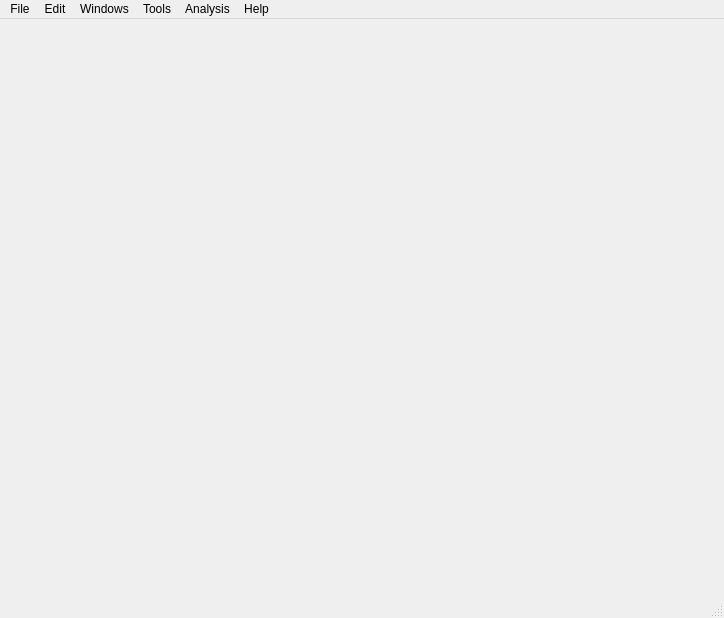
Old version of the form qt_ui/MainWindow.ui in the repository FilmColors/VIAN.
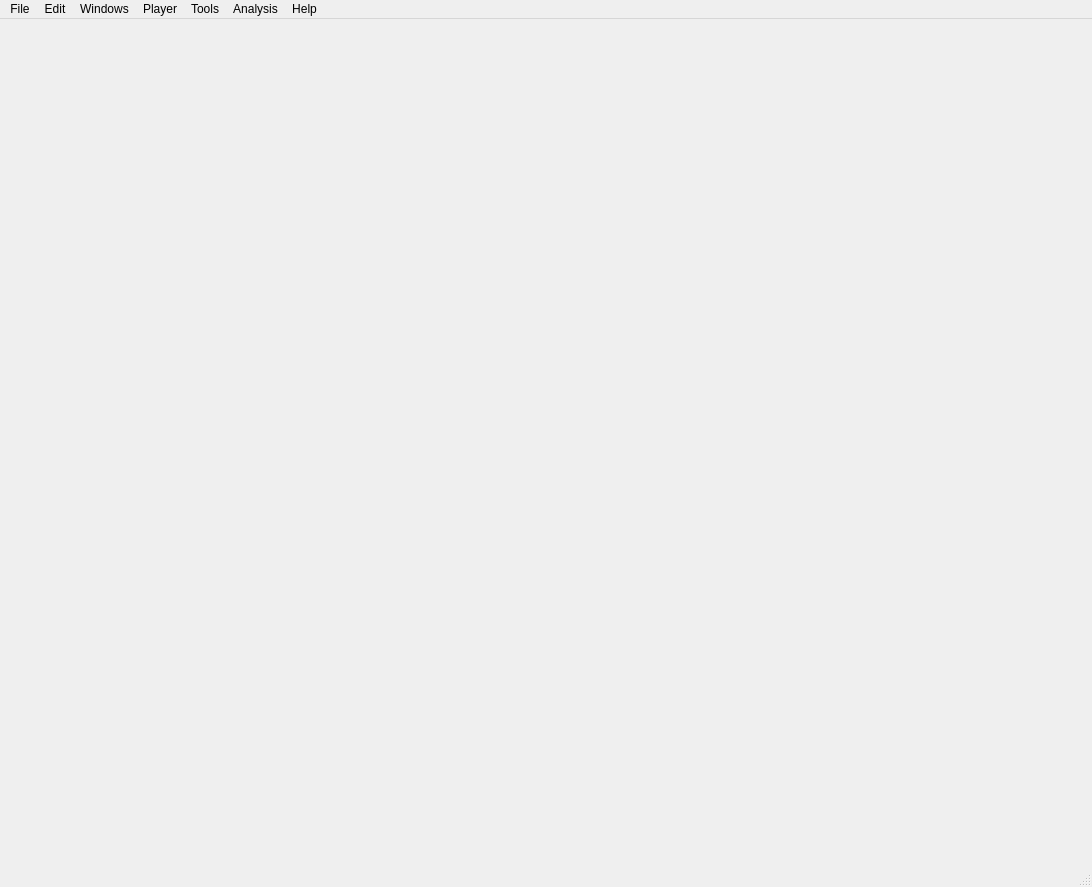
New version of the form. Icons and pictures are not drawn.

Diff of the .ui file:
```diff
--- a/qt_ui/MainWindow.ui
+++ b/qt_ui/MainWindow.ui
@@ -6,8 +6,8 @@
    <rect>
     <x>0</x>
     <y>0</y>
-    <width>724</width>
-    <height>618</height>
+    <width>1092</width>
+    <height>887</height>
    </rect>
   </property>
   <property name="windowTitle">
@@ -31,7 +31,7 @@
     <rect>
      <x>0</x>
      <y>0</y>
-     <width>724</width>
+     <width>1092</width>
      <height>21</height>
     </rect>
    </property>
@@ -167,9 +167,26 @@
     <addaction name="actionMovie_Mosaic"/>
     <addaction name="separator"/>
    </widget>
+   <widget class="QMenu" name="menuPlayer">
+    <property name="title">
+     <string>Player</string>
+    </property>
+    <widget class="QMenu" name="menuFrame_Rate">
+     <property name="title">
+      <string>Frame Rate</string>
+     </property>
+     <addaction name="actionIncreasePlayRate"/>
+     <addaction name="actionDecreasePlayRate"/>
+    </widget>
+    <addaction name="actionPlay_Pause"/>
+    <addaction name="actionFrame_Forward"/>
+    <addaction name="actionFrame_Backward"/>
+    <addaction name="menuFrame_Rate"/>
+   </widget>
    <addaction name="menuFile"/>
    <addaction name="menuEdit"/>
    <addaction name="menuWindows"/>
+   <addaction name="menuPlayer"/>
    <addaction name="menuAnalyze"/>
    <addaction name="menuAnalysis"/>
    <addaction name="menuHelp"/>
```
Left out of the diff: 63 changed lines with no effect on the pictures.
